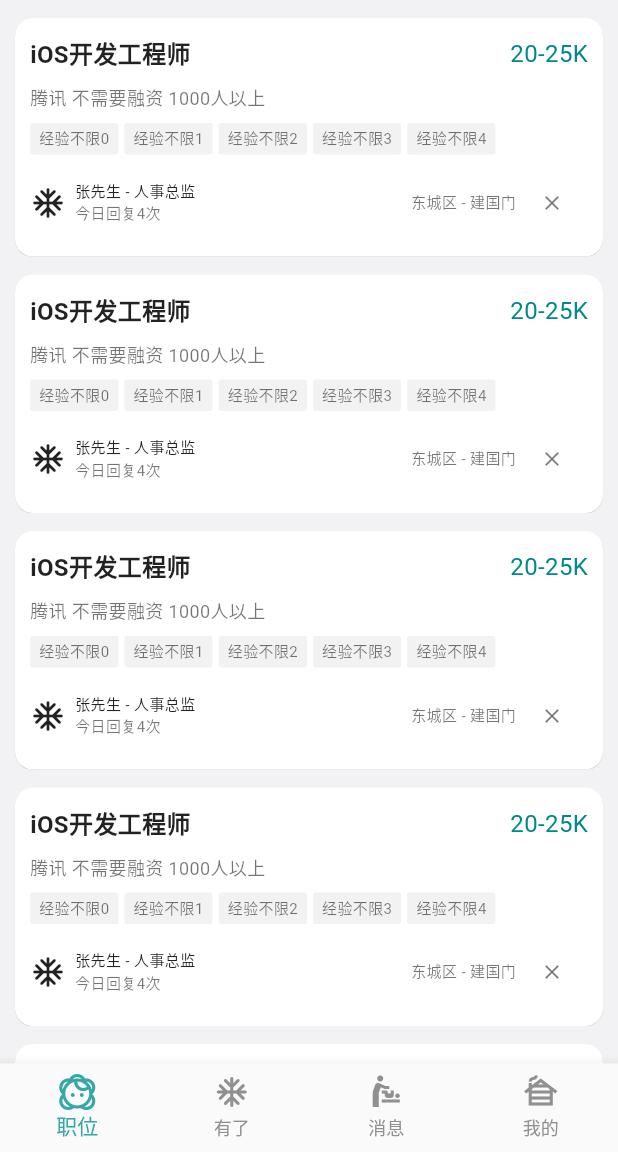
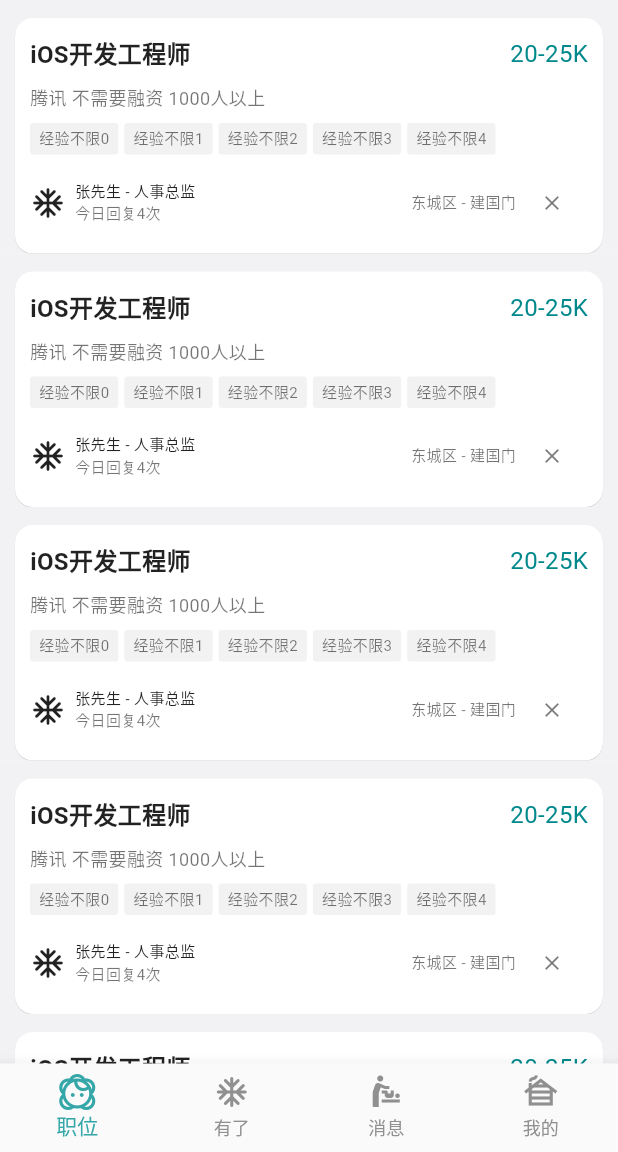
Before and after one commit to BHLinuxKernelSIG/BossZP_Flutter, a Flutter app: the screen it shows after launch, on a phone screen of 412 x 824 dp, the part 84-1236 px from its top. Run offline on Flutter 3.47's test engine with Material 2 defaults, Android fonts, the phone set to English and light mode, and no system bars.

Commit message:
Update position_item_widget.dart

```diff
--- a/lib/ui/position_item_widget.dart
+++ b/lib/ui/position_item_widget.dart
@@ -17,7 +17,7 @@ class PostionItemWidget extends StatelessWidget {
         elevation: 0.2,
         color: Colors.white,
         child: Padding(
-          padding: EdgeInsets.fromLTRB(10, 12, 10, 12),
+          padding: EdgeInsets.fromLTRB(10, 12, 10, 10),
           child: Column(
             crossAxisAlignment: CrossAxisAlignment.start,
             children: [
```
